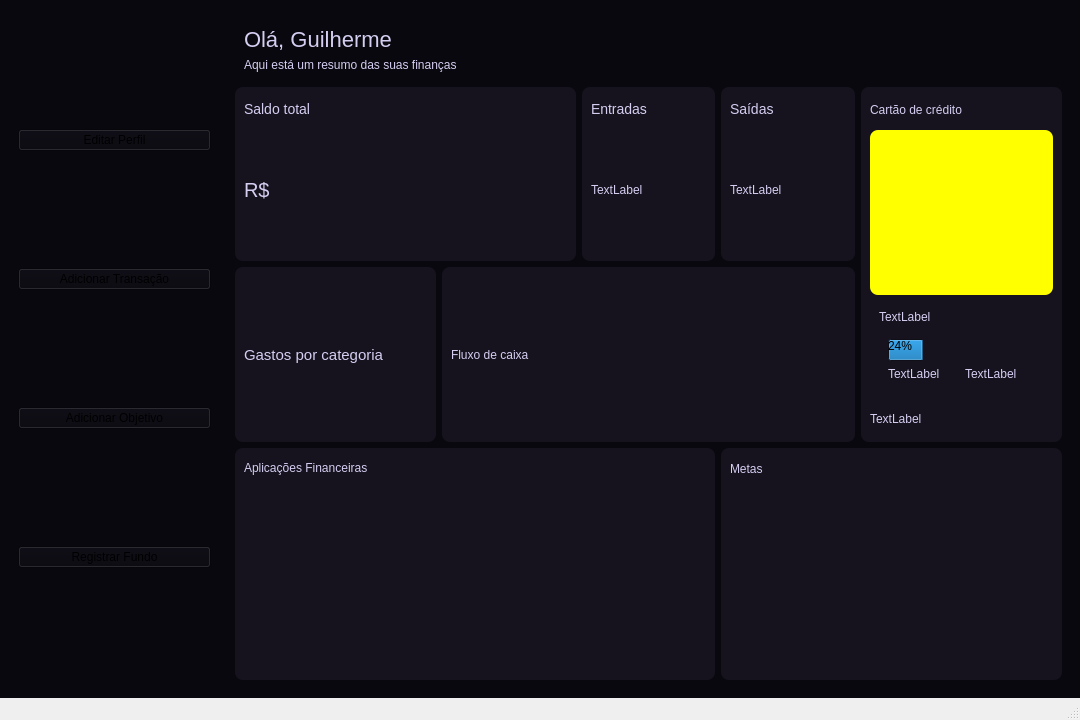
This is mainwindow.ui in Gui1-p/Sistema-de-Finan-as as Qt 5 draws it before an edit. The edited form follows.
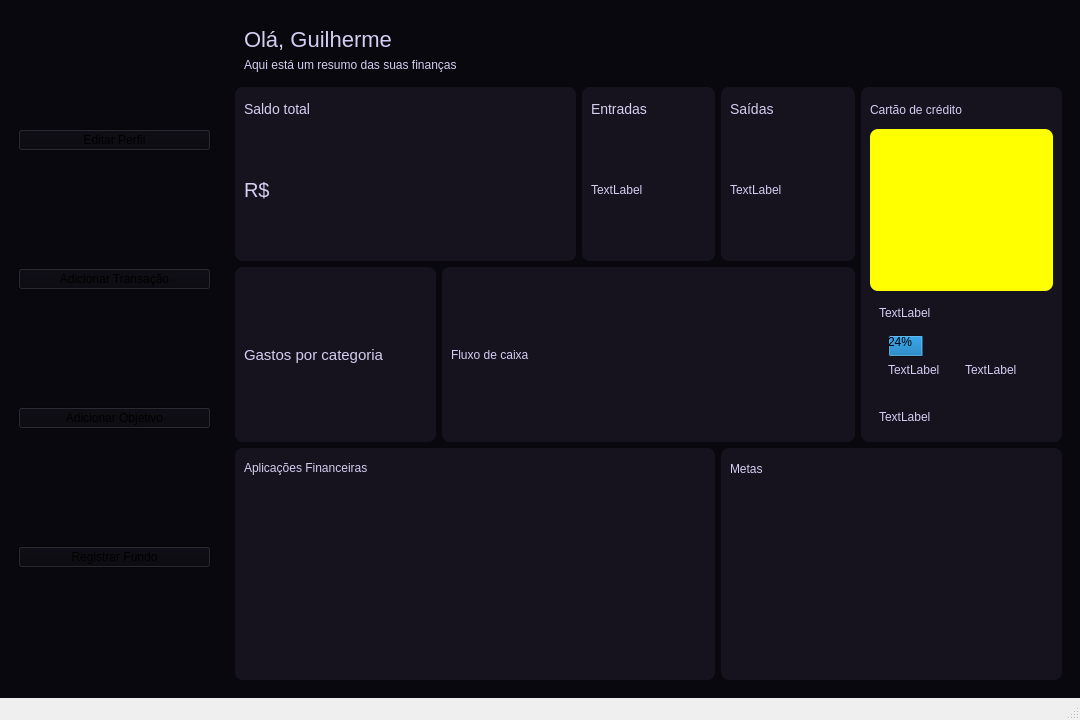
This is the edited form.

Diff of the .ui file:
```diff
--- a/mainwindow.ui
+++ b/mainwindow.ui
@@ -155,6 +155,12 @@
        </item>
        <item row="2" column="4" rowspan="2">
         <widget class="QFrame" name="frame_11">
+         <property name="styleSheet">
+          <string notr="true">QLabel{
+	color: rgb(213, 206, 241);
+	font: 12pt &quot;&quot;Plus Jakarta Sans&quot;, system-ui, sans-serif;&quot;;
+}</string>
+         </property>
          <property name="frameShape">
           <enum>QFrame::Shape::StyledPanel</enum>
          </property>
@@ -231,10 +237,25 @@
            </widget>
           </item>
           <item>
+           <widget class="QWidget" name="widget_5" native="true">
+            <property name="styleSheet">
+             <string notr="true">background-color: rgb(22, 19, 31);
+border-width: 2px;
+border-radius: 8px;
+</string>
+            </property>
+            <layout class="QVBoxLayout" name="verticalLayout_13">
+             <item>
            <widget class="QLabel" name="Vencimento">
+               <property name="styleSheet">
+                <string notr="true"/>
+               </property>
             <property name="text">
              <string>TextLabel</string>
             </property>
+              </widget>
+             </item>
+            </layout>
            </widget>
           </item>
          </layout>
```
Lines whose indentation alone changed are shown as unchanged.
